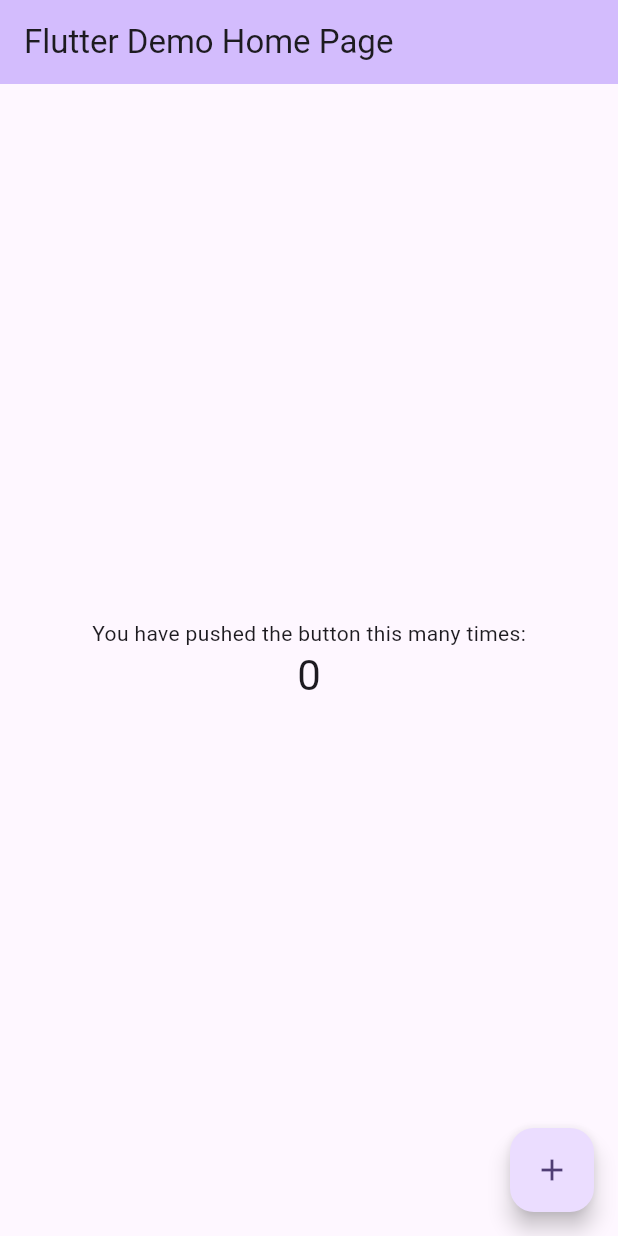
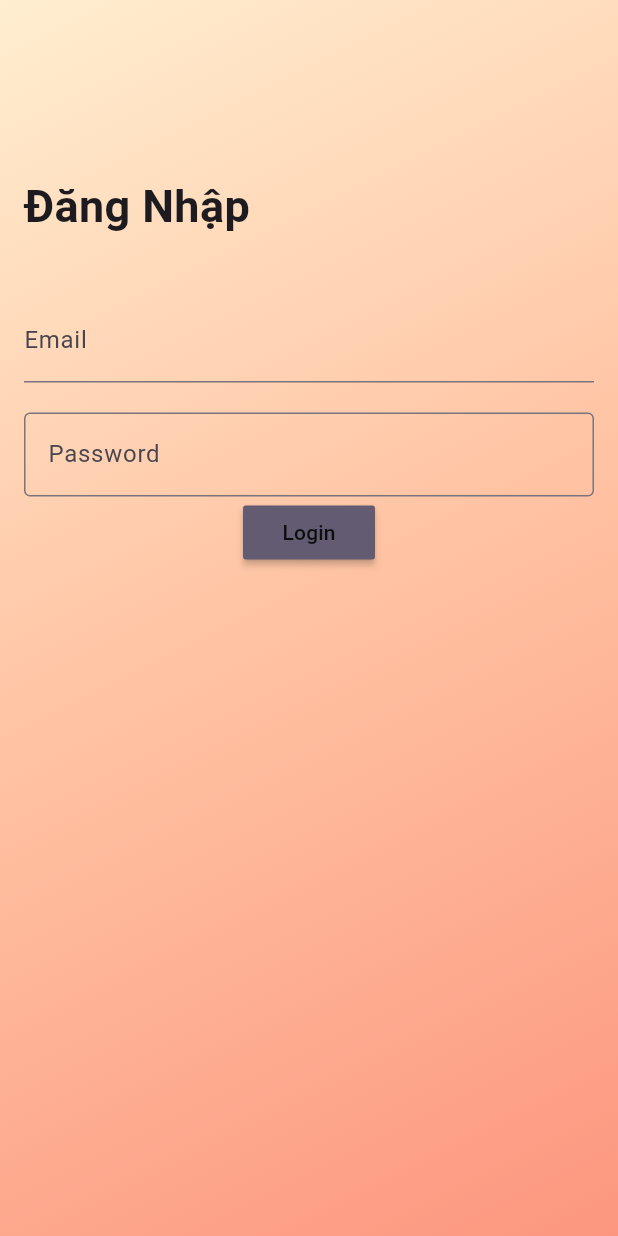
Before and after one commit to huybao1103/Flower-Store-Flutter-NodeJS-MongoAtlas, a Flutter app: the screen it shows after launch, on a phone screen of 412 x 824 dp. Run offline on Flutter 3.47's test engine with Material 3 defaults, Android fonts, the phone set to English and light mode, and no system bars; drawn by our look-alikes of flutter_form_builder; our stand-ins replace form_builder_validators.

Commit message:
update code

```diff
--- a/App/flower_store/lib/main.dart
+++ b/App/flower_store/lib/main.dart
@@ -1,3 +1,4 @@
+import 'package:flower_store/screens/welcome/login.screen.dart';
 import 'package:flutter/material.dart';
 
 void main() {
@@ -10,116 +11,8 @@ class MyApp extends StatelessWidget {
   // This widget is the root of your application.
   @override
   Widget build(BuildContext context) {
-    return MaterialApp(
-      title: 'Flutter Demo',
-      theme: ThemeData(
-        // This is the theme of your application.
-        //
-        // TRY THIS: Try running your application with "flutter run". You'll see
-        // the application has a purple toolbar. Then, without quitting the app,
-        // try changing the seedColor in the colorScheme below to Colors.green
-        // and then invoke "hot reload" (save your changes or press the "hot
-        // reload" button in a Flutter-supported IDE, or press "r" if you used
-        // the command line to start the app).
-        //
-        // Notice that the counter didn't reset back to zero; the application
-        // state is not lost during the reload. To reset the state, use hot
-        // restart instead.
-        //
-        // This works for code too, not just values: Most code changes can be
-        // tested with just a hot reload.
-        colorScheme: ColorScheme.fromSeed(seedColor: Colors.deepPurple),
-        useMaterial3: true,
-      ),
-      home: const MyHomePage(title: 'Flutter Demo Home Page'),
+    return const MaterialApp(
+      home: LoginScreen(),
     );
   }
 }
-
-class MyHomePage extends StatefulWidget {
-  const MyHomePage({super.key, required this.title});
-
-  // This widget is the home page of your application. It is stateful, meaning
-  // that it has a State object (defined below) that contains fields that affect
-  // how it looks.
-
-  // This class is the configuration for the state. It holds the values (in this
-  // case the title) provided by the parent (in this case the App widget) and
-  // used by the build method of the State. Fields in a Widget subclass are
-  // always marked "final".
-
-  final String title;
-
-  @override
-  State<MyHomePage> createState() => _MyHomePageState();
-}
-
-class _MyHomePageState extends State<MyHomePage> {
-  int _counter = 0;
-
-  void _incrementCounter() {
-    setState(() {
-      // This call to setState tells the Flutter framework that something has
-      // changed in this State, which causes it to rerun the build method below
-      // so that the display can reflect the updated values. If we changed
-      // _counter without calling setState(), then the build method would not be
-      // called again, and so nothing would appear to happen.
-      _counter++;
-    });
-  }
-
-  @override
-  Widget build(BuildContext context) {
-    // This method is rerun every time setState is called, for instance as done
-    // by the _incrementCounter method above.
-    //
-    // The Flutter framework has been optimized to make rerunning build methods
-    // fast, so that you can just rebuild anything that needs updating rather
-    // than having to individually change instances of widgets.
-    return Scaffold(
-      appBar: AppBar(
-        // TRY THIS: Try changing the color here to a specific color (to
-        // Colors.amber, perhaps?) and trigger a hot reload to see the AppBar
-        // change color while the other colors stay the same.
-        backgroundColor: Theme.of(context).colorScheme.inversePrimary,
-        // Here we take the value from the MyHomePage object that was created by
-        // the App.build method, and use it to set our appbar title.
-        title: Text(widget.title),
-      ),
-      body: Center(
-        // Center is a layout widget. It takes a single child and positions it
-        // in the middle of the parent.
-        child: Column(
-          // Column is also a layout widget. It takes a list of children and
-          // arranges them vertically. By default, it sizes itself to fit its
-          // children horizontally, and tries to be as tall as its parent.
-          //
-          // Column has various properties to control how it sizes itself and
-          // how it positions its children. Here we use mainAxisAlignment to
-          // center the children vertically; the main axis here is the vertical
-          // axis because Columns are vertical (the cross axis would be
-          // horizontal).
-          //
-          // TRY THIS: Invoke "debug painting" (choose the "Toggle Debug Paint"
-          // action in the IDE, or press "p" in the console), to see the
-          // wireframe for each widget.
-          mainAxisAlignment: MainAxisAlignment.center,
-          children: <Widget>[
-            const Text(
-              'You have pushed the button this many times:',
-            ),
-            Text(
-              '$_counter',
-              style: Theme.of(context).textTheme.headlineMedium,
-            ),
-          ],
-        ),
-      ),
-      floatingActionButton: FloatingActionButton(
-        onPressed: _incrementCounter,
-        tooltip: 'Increment',
-        child: const Icon(Icons.add),
-      ), // This trailing comma makes auto-formatting nicer for build methods.
-    );
-  }
-}
--- /dev/null
+++ b/App/flower_store/lib/models/base.model.dart
@@ -0,0 +1,5 @@
+abstract class IBaseModel<T> {
+  IBaseModel();
+  Map<String, dynamic> toJson();
+  T fromJson(Map<String, Object> json);
+}
--- /dev/null
+++ b/App/flower_store/lib/screens/welcome/login.screen.dart
@@ -0,0 +1,99 @@
+import 'package:flutter/cupertino.dart';
+import 'package:flutter/material.dart';
+import 'package:flutter/widgets.dart';
+import 'package:flutter_form_builder/flutter_form_builder.dart';
+import 'package:form_builder_validators/form_builder_validators.dart';
+
+class LoginScreen extends StatefulWidget {
+  const LoginScreen({super.key});
+
+  @override
+  _LoginScreenState createState() => _LoginScreenState();
+}
+
+class _LoginScreenState extends State<LoginScreen> {
+  final _loginForm = GlobalKey<FormBuilderState>();
+
+  @override
+  Widget build(BuildContext context) {
+    return Scaffold(
+      body: Container(
+        decoration: const BoxDecoration(
+          gradient: LinearGradient(
+            colors: [
+              Color(0xFFFFEED0),
+              Color(0xFFFFC2A2),
+              Color(0xFFFC967F),
+            ],
+            begin: Alignment.topLeft,
+            end: Alignment.bottomRight,
+        )),
+        child: Padding(
+          padding: const EdgeInsets.all(16.0),
+          child: Column(
+          // mainAxisAlignment: MainAxisAlignment.center,
+          children: [
+            const Padding(
+              padding: EdgeInsets.only(top: 100),
+            ),
+            const SizedBox(
+              width: double.infinity,
+              child: Text(
+                'Đăng Nhập',
+                style: TextStyle(
+                  fontSize: 30,
+                  fontWeight: FontWeight.bold,
+                ),
+              ),
+            ),
+            const SizedBox(
+              height: 40,
+            ),
+            FormBuilder(
+                key: _loginForm,
+                child: Column(
+                  children: [
+                    FormBuilderTextField(
+                      name: 'email',
+                      validator: FormBuilderValidators.compose([
+                        FormBuilderValidators.required(),
+                        FormBuilderValidators.email(),
+                      ]),
+                      decoration: InputDecoration(
+                          label: Title(
+                              color: Colors.grey, child: const Text('Email'))),
+                    ),
+                    const SizedBox(
+                      height: 20,
+                    ),
+                    FormBuilderTextField(
+                      name: 'password',
+                      validator: FormBuilderValidators.compose([
+                        FormBuilderValidators.required(),
+                      ]),
+                      decoration: const InputDecoration(
+                          labelText: 'Password', border: OutlineInputBorder()),
+                    ),
+                    MaterialButton(
+                      color: Theme.of(context).colorScheme.secondary,
+                      onPressed: () {
+                        // Validate and save the form values
+                        _loginForm.currentState?.saveAndValidate();
+                        debugPrint(_loginForm.currentState?.value.toString());
+
+                        // On another side, can access all field values without saving form with instantValues
+                        _loginForm.currentState?.validate();
+                        debugPrint(
+                            _loginForm.currentState?.instantValue.toString());
+                      },
+                      child: const Text('Login'),
+                    )
+                  ],
+                )),
+          ],
+        ),
+        )
+      ),
+    );
+  }
+}
```
Also changed, not shown: App/flower_store/lib/constants/colors.dart (added, +9 -0 lines), App/flower_store/lib/extension/list_parser_extension.dart (added, +8 -0 lines), App/flower_store/lib/services/https.service.dart (added, +58 -0 lines), App/flower_store/lib/shared/form_fields/input_text.field.dart (added, +43 -0 lines), App/flower_store/pubspec.yaml (+8 -48 lines).
